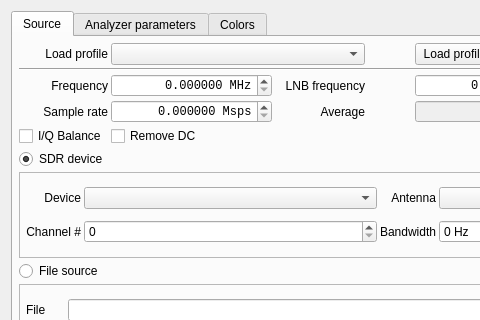
Old version of the form ui/Config.ui in the repository BatchDrake/SigDigger; both pictures show x 0 to 480 and y 0 to 320 of the 597 by 416 pixel window.
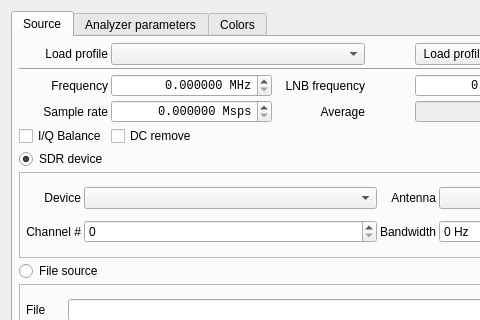
New version of the form. Custom widgets are drawn as their Qt base class.

Commit message: Refresh DC remove with config update

```diff
--- a/ui/Config.ui
+++ b/ui/Config.ui
@@ -363,7 +363,7 @@
        <item row="6" column="1" colspan="2">
         <widget class="QCheckBox" name="removeDCCheck">
          <property name="text">
-          <string>Remove DC</string>
+          <string>DC remove</string>
          </property>
         </widget>
        </item>
```
The commit also changes 1 other file.
